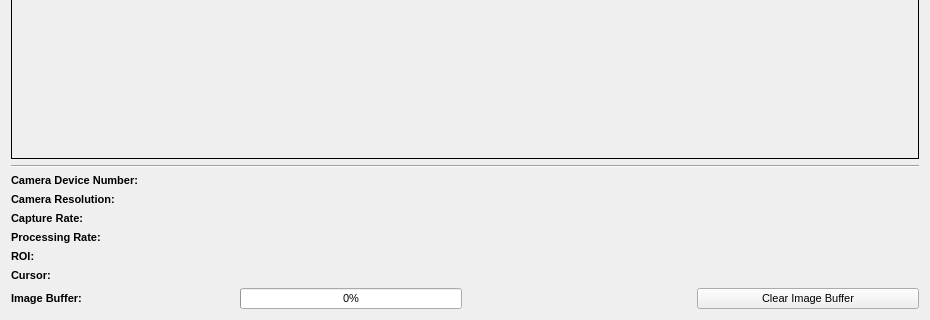
The window that CameraView.ui (Epicwow/eye) describes before a commit, drawn with Qt 5; both pictures show x 0 to 930 and y 960 to 1280 of the 930 by 1280 pixel window.
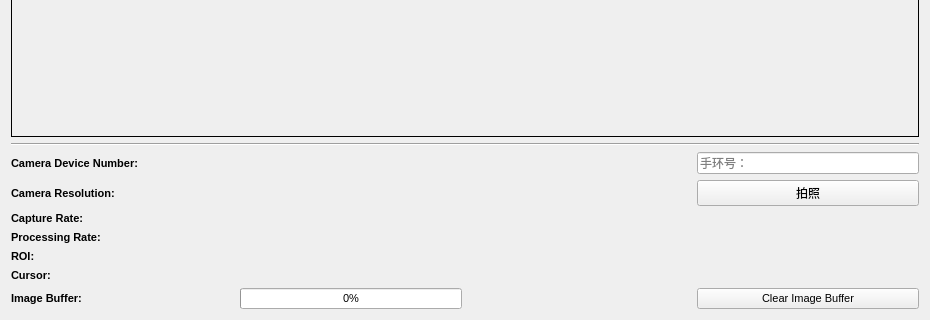
The same window after the commit. Custom widgets are drawn as their Qt base class.

```diff
--- a/CameraView.ui
+++ b/CameraView.ui
@@ -420,6 +420,20 @@
        </property>
       </widget>
      </item>
+     <item row="0" column="3">
+      <widget class="QLineEdit" name="lineEditReceipt">
+       <property name="placeholderText">
+        <string>手环号：</string>
+       </property>
+      </widget>
+     </item>
+     <item row="1" column="3">
+      <widget class="QPushButton" name="pushButtonCapture">
+       <property name="text">
+        <string>拍照</string>
+       </property>
+      </widget>
+     </item>
     </layout>
    </item>
   </layout>
```
